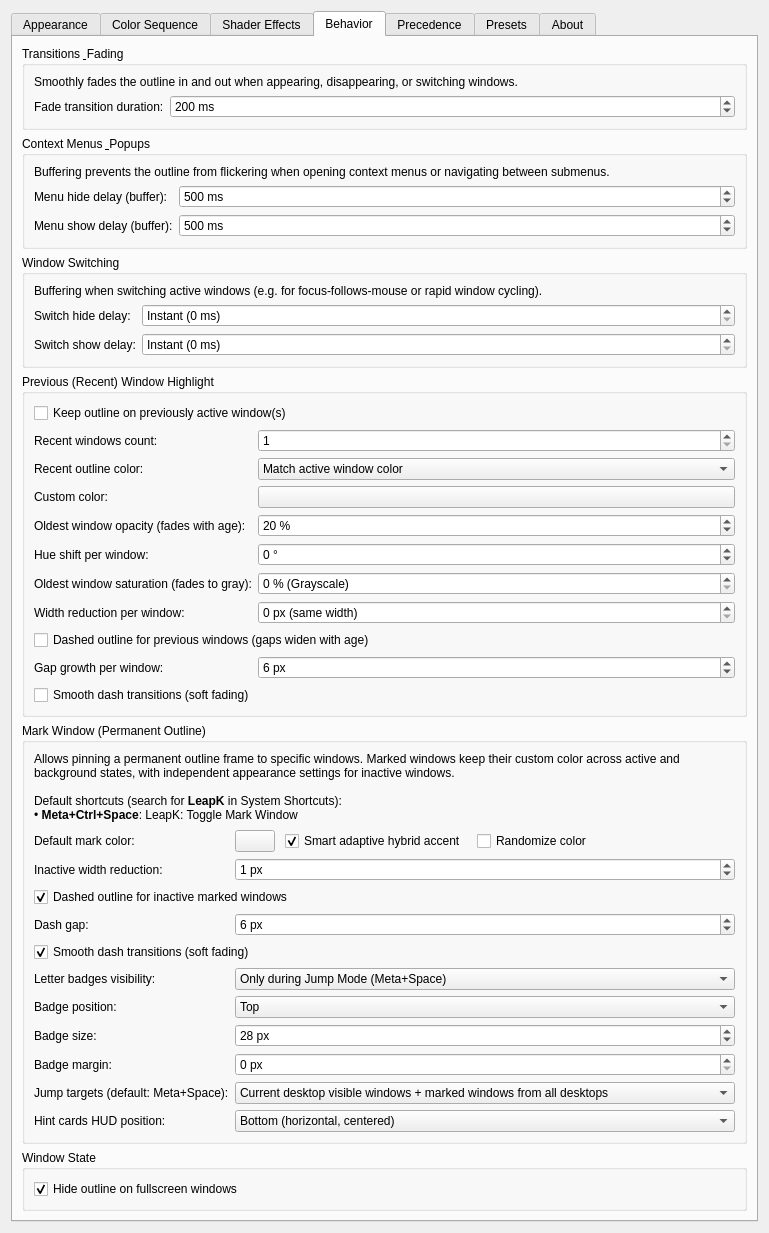
Qt form activewindowoutline_config.ui (gmalinowski/LeapK) before a commit.
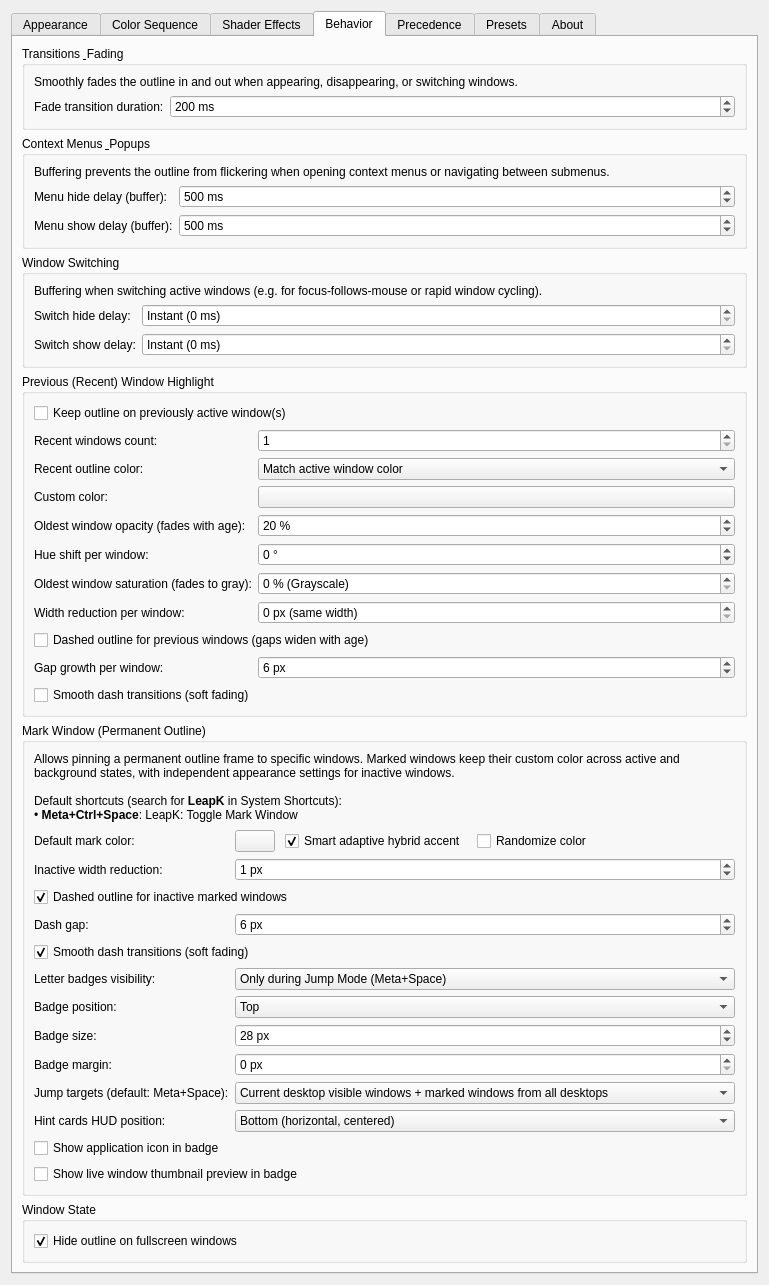
The same form after that commit. The open tabs and pages were chosen to show the change. Icons and pictures are not drawn. Custom widgets are drawn as their Qt base class.

Commit message: feat(badges): add window application icon and live thumbnail preview options to badges and HUD

Patch:
```diff
--- a/activewindowoutline_config.ui
+++ b/activewindowoutline_config.ui
@@ -1824,6 +1824,32 @@
             </item>
            </widget>
           </item>
+          <item row="12" column="0" colspan="2">
+           <widget class="QCheckBox" name="kcfg_BadgeShowIcon">
+            <property name="text">
+             <string>Show application icon in badge</string>
+            </property>
+            <property name="checked">
+             <bool>false</bool>
+            </property>
+            <property name="toolTip">
+             <string>Displays the application icon inside the jump letter badge and HUD cards.</string>
+            </property>
+           </widget>
+          </item>
+          <item row="13" column="0" colspan="2">
+           <widget class="QCheckBox" name="kcfg_BadgeShowThumbnail">
+            <property name="text">
+             <string>Show live window thumbnail preview in badge</string>
+            </property>
+            <property name="checked">
+             <bool>false</bool>
+            </property>
+            <property name="toolTip">
+             <string>Displays a miniature preview of the window content inside the jump letter badge and HUD cards.</string>
+            </property>
+           </widget>
+          </item>
          </layout>
         </widget>
        </item>
```
The commit also changes 14 other files.
